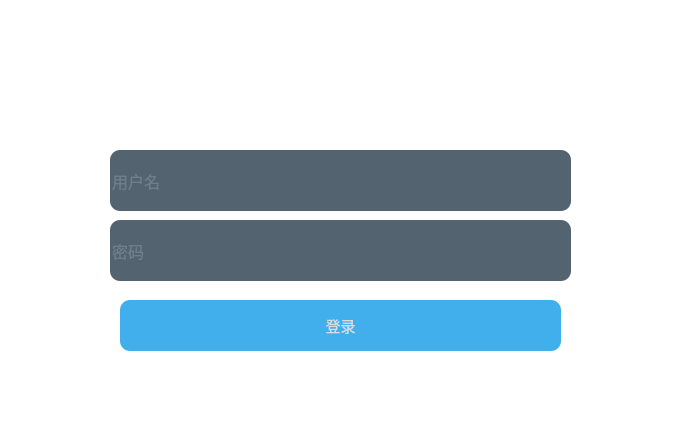
First picture: the form in WeNoChat/login.ui, repository CladernyJorn/WeNoChat, before the edit.
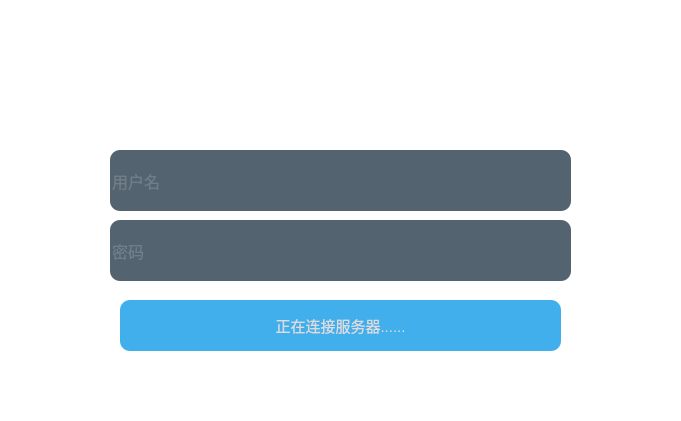
Second picture: the form after the edit. Icons and pictures are not drawn.

Commit message: 登录界面连接服务器细节优化

Diff of the .ui file:
```diff
--- a/WeNoChat/login.ui
+++ b/WeNoChat/login.ui
@@ -194,7 +194,7 @@
      <string notr="true"/>
     </property>
     <property name="text">
-     <string>登录</string>
+     <string>正在连接服务器......</string>
     </property>
    </widget>
    <widget class="QPushButton" name="closeButton">
```
The commit also changes 1 other file.
